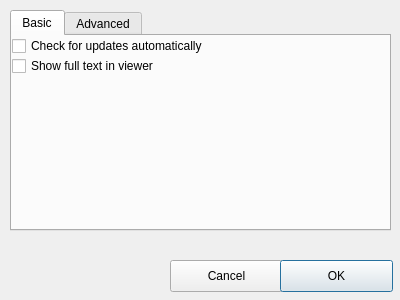
Above: BerViewer/settings_dlg.ui from jykim74/BerEditor before the change. Below: the same form after it.
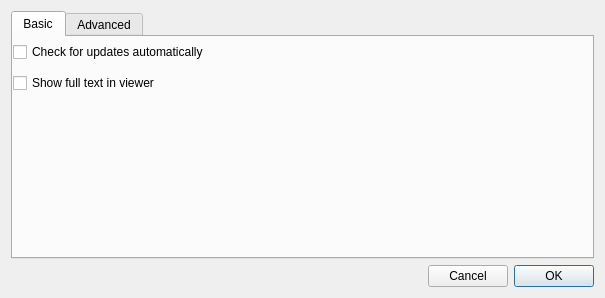
That is the form after the change.

```diff
--- a/BerViewer/settings_dlg.ui
+++ b/BerViewer/settings_dlg.ui
@@ -6,21 +6,21 @@
    <rect>
     <x>0</x>
     <y>0</y>
-    <width>400</width>
-    <height>300</height>
+    <width>605</width>
+    <height>298</height>
    </rect>
   </property>
   <property name="windowTitle">
    <string>Dialog</string>
   </property>
+  <layout class="QVBoxLayout" name="verticalLayout">
+   <item>
   <widget class="QTabWidget" name="mTabWidget">
-   <property name="geometry">
-    <rect>
-     <x>10</x>
-     <y>10</y>
-     <width>381</width>
-     <height>221</height>
-    </rect>
+     <property name="minimumSize">
+      <size>
+       <width>0</width>
+       <height>0</height>
+      </size>
    </property>
    <property name="currentIndex">
     <number>0</number>
@@ -32,32 +32,38 @@
     <attribute name="title">
      <string>Basic</string>
     </attribute>
+      <widget class="QWidget" name="verticalLayoutWidget">
+       <property name="geometry">
+        <rect>
+         <x>0</x>
+         <y>0</y>
+         <width>602</width>
+         <height>61</height>
+        </rect>
+       </property>
+       <layout class="QVBoxLayout" name="verticalLayout_2">
+        <item>
     <widget class="QCheckBox" name="mCheckBoxLatestVersion">
-     <property name="geometry">
-      <rect>
-       <x>0</x>
-       <y>0</y>
-       <width>371</width>
-       <height>20</height>
-      </rect>
+          <property name="minimumSize">
+           <size>
+            <width>0</width>
+            <height>0</height>
+           </size>
      </property>
      <property name="text">
       <string>Check for updates automatically</string>
      </property>
     </widget>
+        </item>
+        <item>
     <widget class="QCheckBox" name="mCheckBoxShowFullText">
-     <property name="geometry">
-      <rect>
-       <x>0</x>
-       <y>20</y>
-       <width>221</width>
-       <height>20</height>
-      </rect>
-     </property>
      <property name="text">
       <string>Show full text in viewer</string>
      </property>
     </widget>
+        </item>
+       </layout>
+      </widget>
    </widget>
    <widget class="QWidget" name="mAdvancedTab">
     <attribute name="title">
@@ -87,15 +93,27 @@
     </widget>
    </widget>
   </widget>
+   </item>
+   <item>
+    <layout class="QHBoxLayout" name="horizontalLayout_2">
+     <property name="topMargin">
+      <number>0</number>
+     </property>
+     <item>
+      <spacer name="horizontalSpacer">
+       <property name="orientation">
+        <enum>Qt::Horizontal</enum>
+       </property>
+       <property name="sizeHint" stdset="0">
+        <size>
+         <width>40</width>
+         <height>20</height>
+        </size>
+       </property>
+      </spacer>
+     </item>
+     <item>
   <widget class="QPushButton" name="mCancelBtn">
-   <property name="geometry">
-    <rect>
-     <x>170</x>
-     <y>260</y>
-     <width>113</width>
-     <height>32</height>
-    </rect>
-   </property>
    <property name="text">
     <string>Cancel</string>
    </property>
@@ -103,19 +121,17 @@
     <bool>false</bool>
    </property>
   </widget>
+     </item>
+     <item>
   <widget class="QPushButton" name="mOkBtn">
-   <property name="geometry">
-    <rect>
-     <x>280</x>
-     <y>260</y>
-     <width>113</width>
-     <height>32</height>
-    </rect>
-   </property>
    <property name="text">
     <string>OK</string>
    </property>
   </widget>
+     </item>
+    </layout>
+   </item>
+  </layout>
  </widget>
  <resources/>
  <connections/>
```
Left out of the diff: 4 changed lines with no effect on the pictures. Lines whose indentation alone changed are shown as unchanged.
